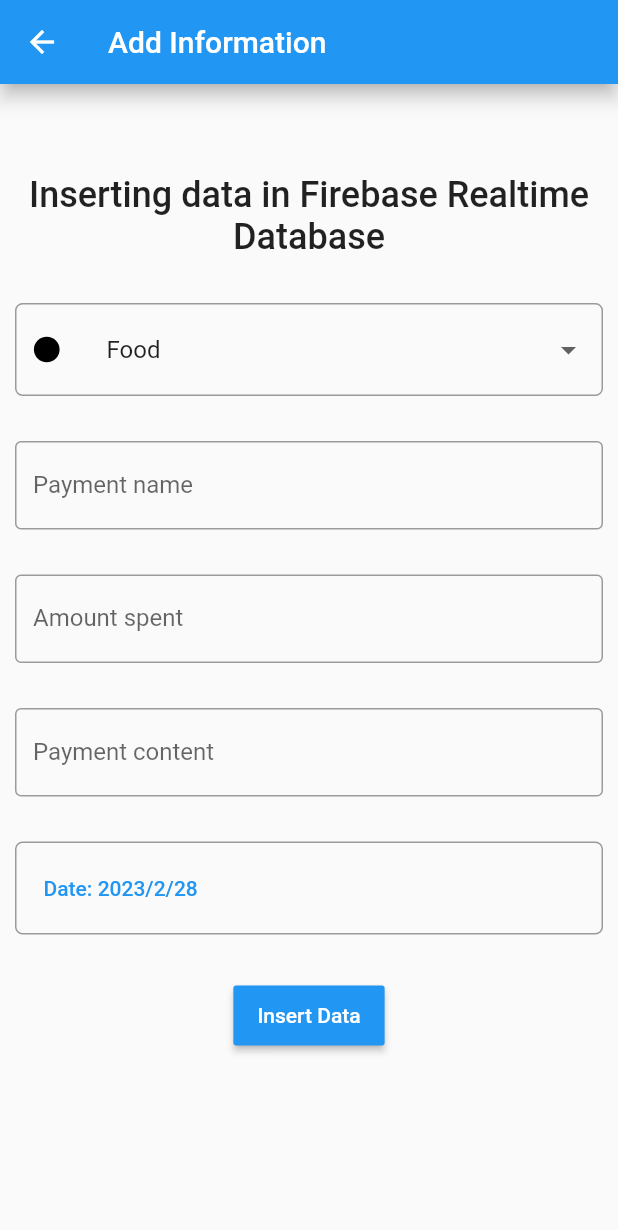
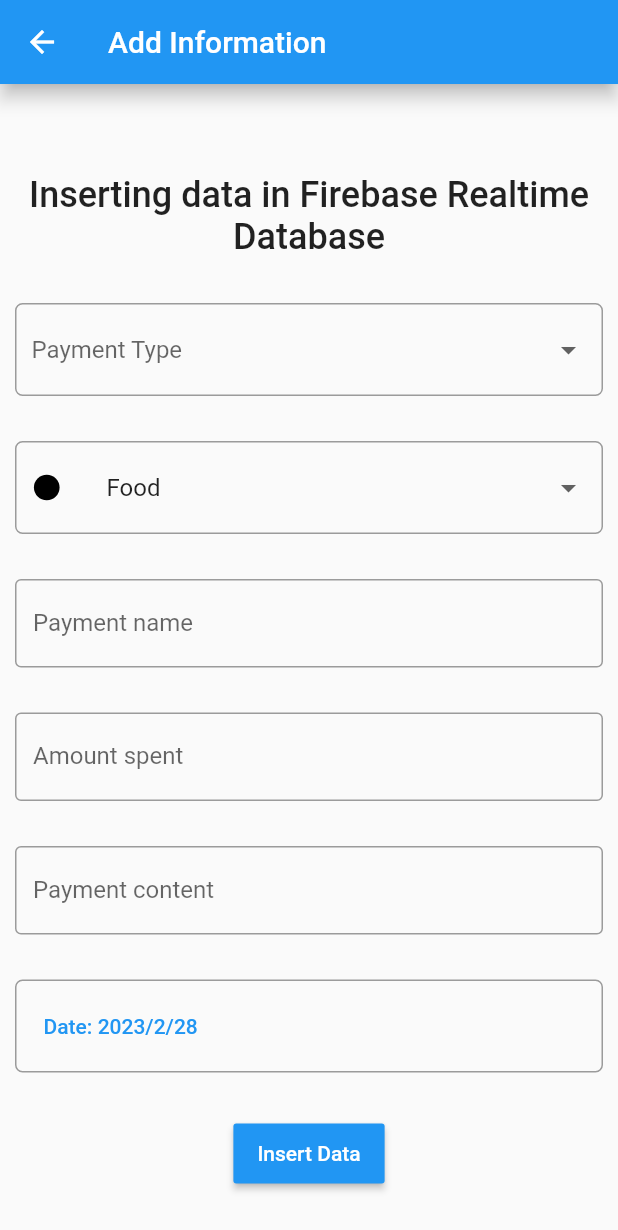
Before and after one commit to NguyenHuuThao251/flutternote, a Flutter app: the AddInfor screen opened directly, on a phone screen of 412 x 824 dp. Shown: the top 1230 px of the screen. Run offline on Flutter 3.47's test engine with Material 2 defaults, Android fonts, the phone set to English and light mode, and no system bars; our stand-ins replace curved_navigation_bar, firebase_core, firebase_database, flutter_slidable, flutter_svg, hive_flutter and 2 more; missing offline and left inert: dart:ffi; accounts and stored records are empty; network calls fail; project files that could hold a hidden picture were left out.

Commit message:
commit icon

```diff
--- a/lib/page/add_info.dart
+++ b/lib/page/add_info.dart
@@ -17,6 +17,7 @@
   DateTime date = DateTime.now();
   late DatabaseReference dbRef;
   int selectedItem = 0;
+  String? typePayment;
   final List<String> _item = [
     "Food",
     "Transfer",
@@ -29,6 +30,11 @@
     "assets/icon/icon_add_transfer.svg",
     "assets/icon/icon_add_transportation.svg",
     "assets/icon/icon_add_transportation.svg"
+  ];
+
+  final List<String> _listTypePayment = [
+    "Income",
+    "Transfer",
   ];
 
   final List<int> _itemInt = [0, 1, 2, 3];
@@ -67,6 +73,47 @@
                       fontWeight: FontWeight.w500,
                     ),
                     textAlign: TextAlign.center,
+                  ),
+                  const SizedBox(
+                    height: 30,
+                  ),
+                  Container(
+                    width: double.infinity,
+                    padding: EdgeInsets.symmetric(horizontal: 10, vertical: 6),
+                    decoration: BoxDecoration(
+                      borderRadius: BorderRadius.circular(5),
+                      border: Border.all(
+                        width: 1,
+                        color: Colors.black38,
+                      ),
+                    ),
+                    child: DropdownButton<String>(
+                        value: typePayment,
+                        items: _listTypePayment
+                            .map((e) => DropdownMenuItem(
+                                child: Container(
+                                  padding: EdgeInsets.symmetric(horizontal: 10),
+                                  child: Text(e)
+                                ), value: e))
+                            .toList(),
+                        hint: Text('Payment Type'),
+                        dropdownColor: Colors.white,
+                        isExpanded: true,
+                        underline: Container(),
+                        onChanged: ((value) {
+                          setState(() {
+                            typePayment = value!;
+                          });
+                        }),
+                        selectedItemBuilder: (BuildContext context) => _listTypePayment
+                            .map(
+                              (e) => Row(
+                                children: [
+                                  Text(e),
+                                ],
+                              ),
+                            )
+                            .toList()),
                   ),
                   const SizedBox(
                     height: 30,
@@ -199,7 +246,8 @@
                   MaterialButton(
                     onPressed: () {
                       Map<String, String> money = {
-                        'typepayment': _item[selectedItem],
+                        'typepayment': typePayment!,
+                        'kindpayment': _item[selectedItem],
                         'namepayment': nameMoney.text,
                         'numbermoney': numberMoney.text,
                         'contentmoney': contentMoney.text,
```
Also changed, not shown: lib/components/money_title.dart (+13 -9 lines), lib/page/home.dart (+7 -2 lines). Lines whose indentation alone changed are shown as unchanged.
